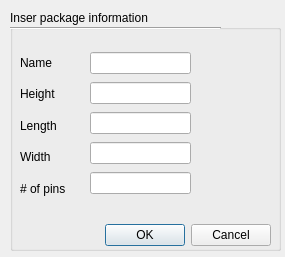
Above: pap_gui/ui/packageDialog.ui from JohanVer/PAP2015 before the change. Below: the same form after it.
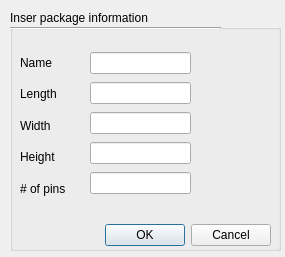
That is the form after the change.

Commit message: Package edit and delete function added, package dialog finished!

```diff
--- a/pap_gui/ui/packageDialog.ui
+++ b/pap_gui/ui/packageDialog.ui
@@ -42,13 +42,6 @@
        </property>
       </widget>
      </item>
-     <item>
-      <widget class="QLabel" name="label">
-       <property name="text">
-        <string>Height</string>
-       </property>
-      </widget>
-     </item>
      <item>
       <widget class="QLabel" name="label_4">
        <property name="text">
@@ -63,6 +56,13 @@
        </property>
       </widget>
      </item>
+     <item>
+      <widget class="QLabel" name="label">
+       <property name="text">
+        <string>Height</string>
+       </property>
+      </widget>
+     </item>
      <item>
       <widget class="QLabel" name="label_3">
        <property name="text">
@@ -85,9 +85,6 @@
      <item>
       <widget class="QLineEdit" name="nameLine"/>
      </item>
-     <item>
-      <widget class="QLineEdit" name="heightLine"/>
-     </item>
      <item>
       <widget class="QLineEdit" name="lengthLine"/>
      </item>
@@ -95,7 +92,14 @@
       <widget class="QLineEdit" name="widthLine"/>
      </item>
      <item>
-      <widget class="QLineEdit" name="pinsLine"/>
+      <widget class="QLineEdit" name="heightLine"/>
+     </item>
+     <item>
+      <widget class="QLineEdit" name="pinsLine">
+       <property name="inputMethodHints">
+        <set>Qt::ImhNone</set>
+       </property>
+      </widget>
      </item>
     </layout>
    </widget>
```
The commit also changes 5 other files.
